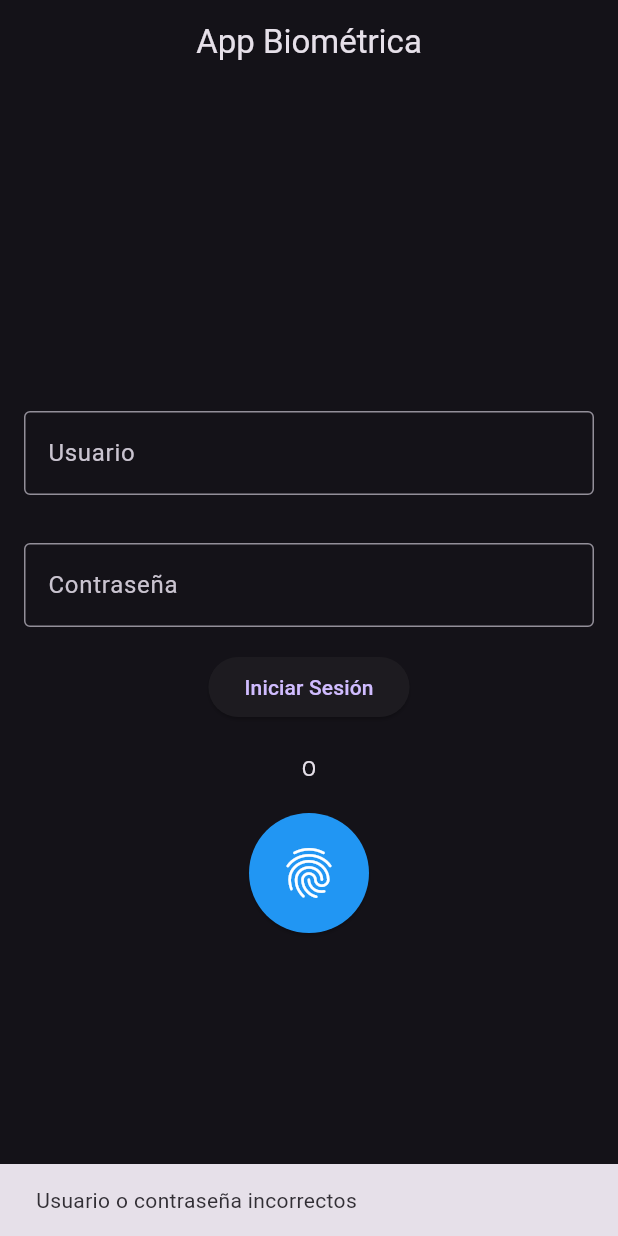
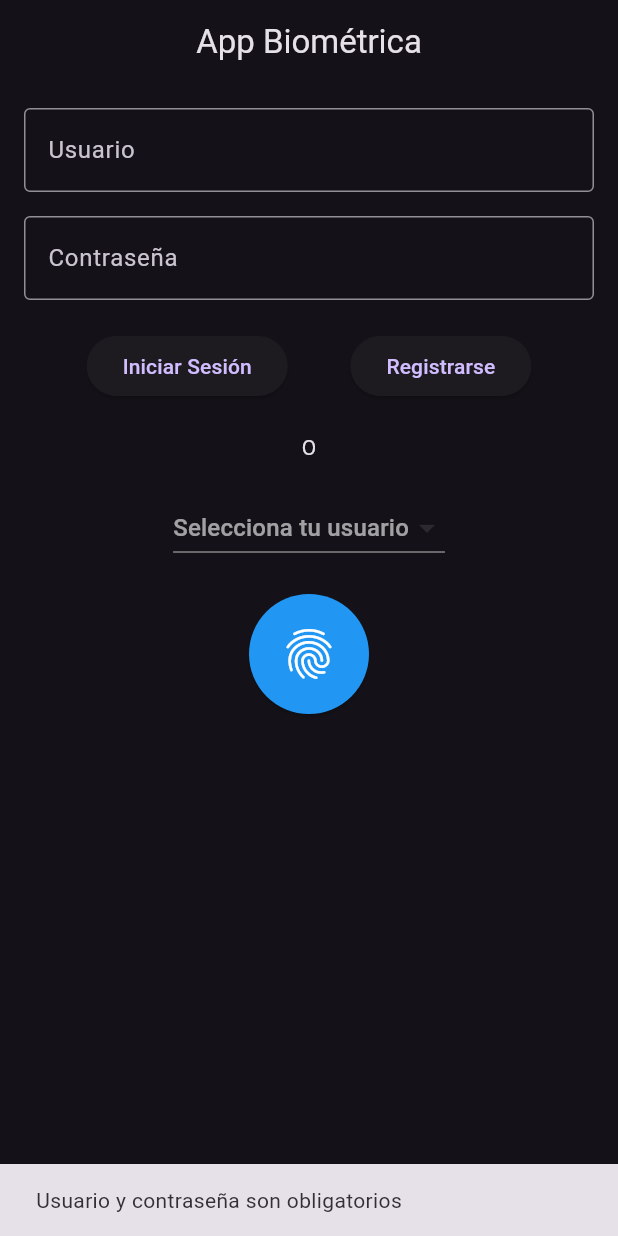
Before and after one commit to JoseCuriel04/app_Biometric, a Flutter app: the screen it shows after launch, after a tap on "Iniciar Sesión", on a phone screen of 412 x 824 dp. Run offline on Flutter 3.47's test engine with Material 3 defaults, Android fonts, the phone set to English and light mode, and no system bars; our stand-ins replace local_auth, shared_preferences.

Commit message:
Registro de Usuarios local  y Autentificacion

```diff
--- a/lib/screens/home_screen.dart
+++ b/lib/screens/home_screen.dart
@@ -1,6 +1,8 @@
 import 'package:biometric/local_auth.dart';
 import 'package:flutter/material.dart';
-import 'profile_screen.dart'; // Importa el nuevo archivo
+import 'profile_screen.dart';
+import 'register_screen.dart';
+import 'user_manager.dart';
 
 class HomeScreen extends StatefulWidget {
   const HomeScreen({super.key});
@@ -10,13 +12,45 @@ class HomeScreen extends StatefulWidget {
 }
 
 class _HomeScreenState extends State<HomeScreen> {
-  bool auth = false;
   final TextEditingController _userController = TextEditingController();
   final TextEditingController _passController = TextEditingController();
+  String? _selectedUser;
+  List<String> _users = [];
 
-  void _login() {
-    if ((_userController.text == "luis" && _passController.text == "12345") ||
-        (_userController.text == "ana" && _passController.text == "23456")) {
+  @override
+  void initState() {
+    super.initState();
+    _loadUsers();
+  }
+
+  Future<void> _loadUsers() async {
+    final users = await UserManager.getUsernames();
+    setState(() {
+      _users = users;
+    });
+  }
+
+  Future<void> _login() async {
+    if (_userController.text.isEmpty || _passController.text.isEmpty) {
+      ScaffoldMessenger.of(context).showSnackBar(
+        const SnackBar(content: Text('Usuario y contraseña son obligatorios')),
+      );
+      return;
+    }
+
+    final userExists = await UserManager.userExists(_userController.text);
+    if (!userExists) {
+      ScaffoldMessenger.of(context).showSnackBar(
+        const SnackBar(content: Text('Usuario no registrado')),
+      );
+      return;
+    }
+
+    final isValid = await UserManager.validateUser(
+      _userController.text,
+      _passController.text,
+    );
+    if (isValid) {
       Navigator.push(
         context,
         MaterialPageRoute(
@@ -25,20 +59,25 @@ class _HomeScreenState extends State<HomeScreen> {
       );
     } else {
       ScaffoldMessenger.of(context).showSnackBar(
-        const SnackBar(content: Text('Usuario o contraseña incorrectos')),
+        const SnackBar(content: Text('Contraseña incorrecta')),
       );
     }
   }
 
   void _authenticateWithBiometrics() async {
+    if (_selectedUser == null) {
+      ScaffoldMessenger.of(context).showSnackBar(
+        const SnackBar(content: Text('Selecciona un usuario antes de autenticarte')),
+      );
+      return;
+    }
+
     final authen = await LocalAuth.authenticate();
     if (authen) {
-      // Si la autenticación biométrica es exitosa, navega al perfil
-      // Aquí puedes definir un usuario por defecto o manejarlo como prefieras
       Navigator.push(
         context,
         MaterialPageRoute(
-          builder: (context) => const ProfileScreen(username: "Usuario Biométrico"),
+          builder: (context) => ProfileScreen(username: _selectedUser!),
         ),
       );
     }
@@ -51,23 +90,22 @@ class _HomeScreenState extends State<HomeScreen> {
         title: const Text('App Biométrica'),
         centerTitle: true,
       ),
-      body: Center(
+      body: SingleChildScrollView(
+        child: Center(
+          child: Padding(
+            padding: const EdgeInsets.all(16.0),
             child: Column(
               mainAxisAlignment: MainAxisAlignment.center,
               children: [
-            Padding(
-              padding: const EdgeInsets.all(16.0),
-              child: TextField(
+                TextField(
                   controller: _userController,
                   decoration: const InputDecoration(
                     labelText: 'Usuario',
                     border: OutlineInputBorder(),
                   ),
                 ),
-            ),
-            Padding(
-              padding: const EdgeInsets.all(16.0),
-              child: TextField(
+                const SizedBox(height: 16),
+                TextField(
                   controller: _passController,
                   obscureText: true,
                   decoration: const InputDecoration(
@@ -75,19 +113,54 @@ class _HomeScreenState extends State<HomeScreen> {
                     border: OutlineInputBorder(),
                   ),
                 ),
-            ),
+                const SizedBox(height: 20),
+                Row(
+                  mainAxisAlignment: MainAxisAlignment.spaceEvenly,
+                  children: [
                     ElevatedButton(
                       onPressed: _login,
                       child: const Text('Iniciar Sesión'),
                     ),
+                    ElevatedButton(
+                      onPressed: () {
+                        Navigator.push(
+                          context,
+                          MaterialPageRoute(
+                            builder: (context) => const RegisterScreen(),
+                          ),
+                        );
+                      },
+                      child: const Text('Registrarse'),
+                    ),
+                  ],
+                ),
                 const SizedBox(height: 20),
                 const Text('O'),
                 const SizedBox(height: 20),
-            ElevatedButton(
+                DropdownButton<String>(
+                  hint: const Text("Selecciona tu usuario"),
+                  value: _selectedUser,
+                  items: _users.map((String user) {
+                    return DropdownMenuItem<String>(
+                      value: user,
+                      child: Text(user),
+                    );
+                  }).toList(),
+                  onChanged: (String? newValue) {
+                    setState(() {
+                      _selectedUser = newValue;
+                    });
+                  },
+                ),
+                const SizedBox(height: 20),
+                SizedBox(
+                  width: 80,
+                  height: 80,
+                  child: ElevatedButton(
                     onPressed: _authenticateWithBiometrics,
                     style: ElevatedButton.styleFrom(
                       shape: const CircleBorder(),
-                padding: const EdgeInsets.all(20),
+                      padding: const EdgeInsets.all(0),
                       backgroundColor: Colors.blue,
                     ),
                     child: const Icon(
@@ -96,7 +169,10 @@ class _HomeScreenState extends State<HomeScreen> {
                       color: Colors.white,
                     ),
                   ),
+                ),
               ],
+            ),
+          ),
         ),
       ),
     );
--- /dev/null
+++ b/lib/screens/user_manager.dart
@@ -0,0 +1,32 @@
+import 'package:shared_preferences/shared_preferences.dart';
+
+class UserManager {
+  static const _usersKey = 'users';
+
+  static Future<List<String>> getUsers() async {
+    final prefs = await SharedPreferences.getInstance();
+    return prefs.getStringList(_usersKey) ?? [];
+  }
+
+  static Future<bool> userExists(String username) async {
+    final users = await getUsers();
+    return users.any((user) => user.split(':').first == username);
+  }
+
+  static Future<void> addUser(String username, String password) async {
+    final prefs = await SharedPreferences.getInstance();
+    final users = prefs.getStringList(_usersKey) ?? [];
+    users.add('$username:$password');
+    await prefs.setStringList(_usersKey, users);
+  }
+
+  static Future<bool> validateUser(String username, String password) async {
+    final users = await getUsers();
+    return users.contains('$username:$password');
+  }
+
+  static Future<List<String>> getUsernames() async {
+    final users = await getUsers();
+    return users.map((user) => user.split(':').first).toList();
+  }
+}
--- a/pubspec.yaml
+++ b/pubspec.yaml
@@ -35,6 +35,7 @@ dependencies:
   # Use with the CupertinoIcons class for iOS style icons.
   cupertino_icons: ^1.0.8
   local_auth: ^3.0.0
+  shared_preferences: ^2.1.1
 
 dev_dependencies:
   flutter_test:
```
Also changed, not shown: lib/screens/register_screen.dart (added, +78 -0 lines), pubspec.lock, 2 other files. Lines whose indentation alone changed are shown as unchanged.
